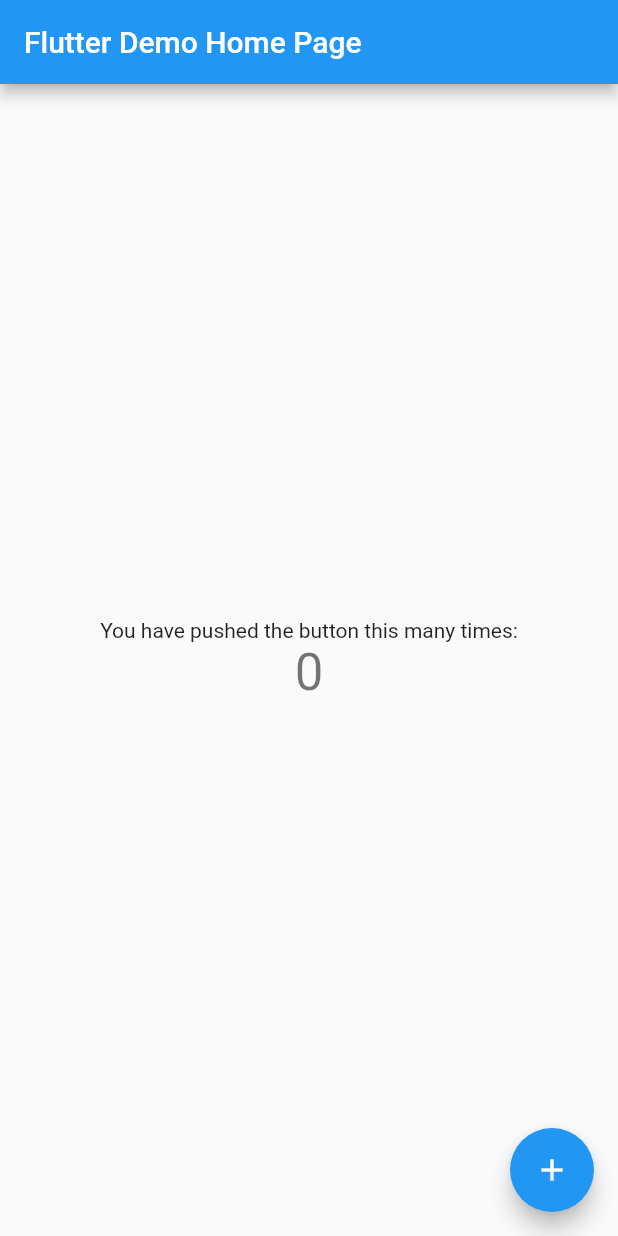
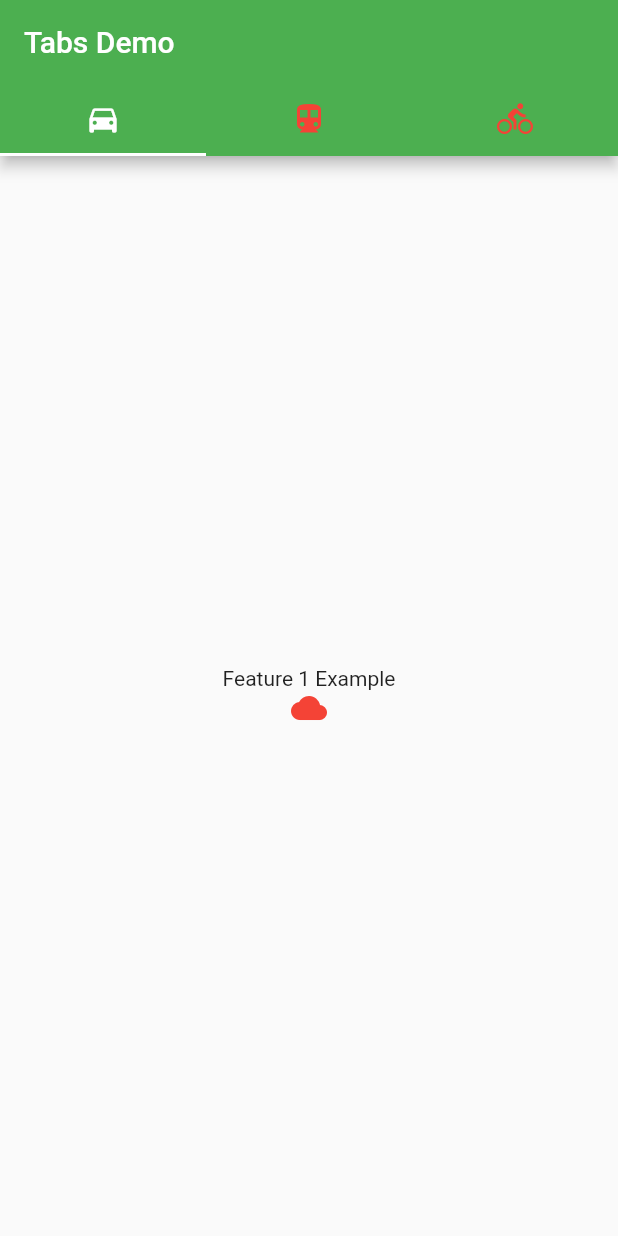
Before and after one commit to iEmDevX/flutter-micro-app, a Flutter app: the screen it shows after launch, on a phone screen of 412 x 824 dp. Run offline on Flutter 3.47's test engine with Material 2 defaults, Android fonts, the phone set to English and light mode, and no system bars.

Commit message:
add feature1

```diff
--- /dev/null
+++ b/feature1/analysis_options.yaml
@@ -0,0 +1,4 @@
+include: package:flutter_lints/flutter.yaml
+
+# Additional information about this file can be found at
+# https://dart.dev/guides/language/analysis-options
--- /dev/null
+++ b/feature1/lib/feature1.dart
@@ -0,0 +1,18 @@
+library feature1;
+
+import 'package:flutter/material.dart';
+
+class Feature1ExampleWidget extends StatelessWidget {
+  const Feature1ExampleWidget({super.key});
+
+  @override
+  Widget build(BuildContext context) {
+    return Column(
+      mainAxisAlignment: MainAxisAlignment.center,
+      children: const [
+        Text('Feature 1 Example'),
+        Icon(Icons.cloud),
+      ],
+    );
+  }
+}
--- a/main_app/lib/main.dart
+++ b/main_app/lib/main.dart
@@ -1,3 +1,4 @@
+import 'package:feature1/feature1.dart';
 import 'package:flutter/material.dart';
 
 void main() {
@@ -7,109 +8,47 @@ void main() {
 class MyApp extends StatelessWidget {
   const MyApp({super.key});
 
-  // This widget is the root of your application.
   @override
   Widget build(BuildContext context) {
     return MaterialApp(
       title: 'Flutter Demo',
       theme: ThemeData(
-        // This is the theme of your application.
-        //
-        // Try running your application with "flutter run". You'll see the
-        // application has a blue toolbar. Then, without quitting the app, try
-        // changing the primarySwatch below to Colors.green and then invoke
-        // "hot reload" (press "r" in the console where you ran "flutter run",
-        // or simply save your changes to "hot reload" in a Flutter IDE).
-        // Notice that the counter didn't reset back to zero; the application
-        // is not restarted.
-        primarySwatch: Colors.blue,
+        primarySwatch: Colors.green,
+        iconTheme: const IconThemeData(
+          color: Colors.red,
+        ),
       ),
-      home: const MyHomePage(title: 'Flutter Demo Home Page'),
+      home: const MyHomePage(),
     );
   }
 }
 
-class MyHomePage extends StatefulWidget {
-  const MyHomePage({super.key, required this.title});
-
-  // This widget is the home page of your application. It is stateful, meaning
-  // that it has a State object (defined below) that contains fields that affect
-  // how it looks.
-
-  // This class is the configuration for the state. It holds the values (in this
-  // case the title) provided by the parent (in this case the App widget) and
-  // used by the build method of the State. Fields in a Widget subclass are
-  // always marked "final".
-
-  final String title;
-
-  @override
-  State<MyHomePage> createState() => _MyHomePageState();
-}
-
-class _MyHomePageState extends State<MyHomePage> {
-  int _counter = 0;
-
-  void _incrementCounter() {
-    setState(() {
-      // This call to setState tells the Flutter framework that something has
-      // changed in this State, which causes it to rerun the build method below
-      // so that the display can reflect the updated values. If we changed
-      // _counter without calling setState(), then the build method would not be
-      // called again, and so nothing would appear to happen.
-      _counter++;
-    });
-  }
+class MyHomePage extends StatelessWidget {
+  const MyHomePage({super.key});
 
   @override
   Widget build(BuildContext context) {
-    // This method is rerun every time setState is called, for instance as done
-    // by the _incrementCounter method above.
-    //
-    // The Flutter framework has been optimized to make rerunning build methods
-    // fast, so that you can just rebuild anything that needs updating rather
-    // than having to individually change instances of widgets.
-    return Scaffold(
-      appBar: AppBar(
-        // Here we take the value from the MyHomePage object that was created by
-        // the App.build method, and use it to set our appbar title.
-        title: Text(widget.title),
-      ),
-      body: Center(
-        // Center is a layout widget. It takes a single child and positions it
-        // in the middle of the parent.
-        child: Column(
-          // Column is also a layout widget. It takes a list of children and
-          // arranges them vertically. By default, it sizes itself to fit its
-          // children horizontally, and tries to be as tall as its parent.
-          //
-          // Invoke "debug painting" (press "p" in the console, choose the
-          // "Toggle Debug Paint" action from the Flutter Inspector in Android
-          // Studio, or the "Toggle Debug Paint" command in Visual Studio Code)
-          // to see the wireframe for each widget.
-          //
-          // Column has various properties to control how it sizes itself and
-          // how it positions its children. Here we use mainAxisAlignment to
-          // center the children vertically; the main axis here is the vertical
-          // axis because Columns are vertical (the cross axis would be
-          // horizontal).
-          mainAxisAlignment: MainAxisAlignment.center,
-          children: <Widget>[
-            const Text(
-              'You have pushed the button this many times:',
-            ),
-            Text(
-              '$_counter',
-              style: Theme.of(context).textTheme.headlineMedium,
-            ),
+    return DefaultTabController(
+      length: 3,
+      child: Scaffold(
+        appBar: AppBar(
+          bottom: const TabBar(
+            tabs: [
+              Tab(icon: Icon(Icons.directions_car)),
+              Tab(icon: Icon(Icons.directions_transit)),
+              Tab(icon: Icon(Icons.directions_bike)),
+            ],
+          ),
+          title: const Text('Tabs Demo'),
+        ),
+        body: const TabBarView(
+          children: [
+            Feature1ExampleWidget(),
+            Icon(Icons.directions_transit),
+            Icon(Icons.directions_bike),
           ],
         ),
       ),
-      floatingActionButton: FloatingActionButton(
-        onPressed: _incrementCounter,
-        tooltip: 'Increment',
-        child: const Icon(Icons.add),
-      ), // This trailing comma makes auto-formatting nicer for build methods.
     );
   }
 }
--- a/main_app/pubspec.yaml
+++ b/main_app/pubspec.yaml
@@ -35,6 +35,8 @@ dependencies:
   # The following adds the Cupertino Icons font to your application.
   # Use with the CupertinoIcons class for iOS style icons.
   cupertino_icons: ^1.0.2
+  feature1:
+    path: ../feature1/
 
 dev_dependencies:
   flutter_test:
```
Also changed, not shown: feature1/pubspec.yaml (added, +54 -0 lines), main_app/pubspec.lock, 19 other files.
